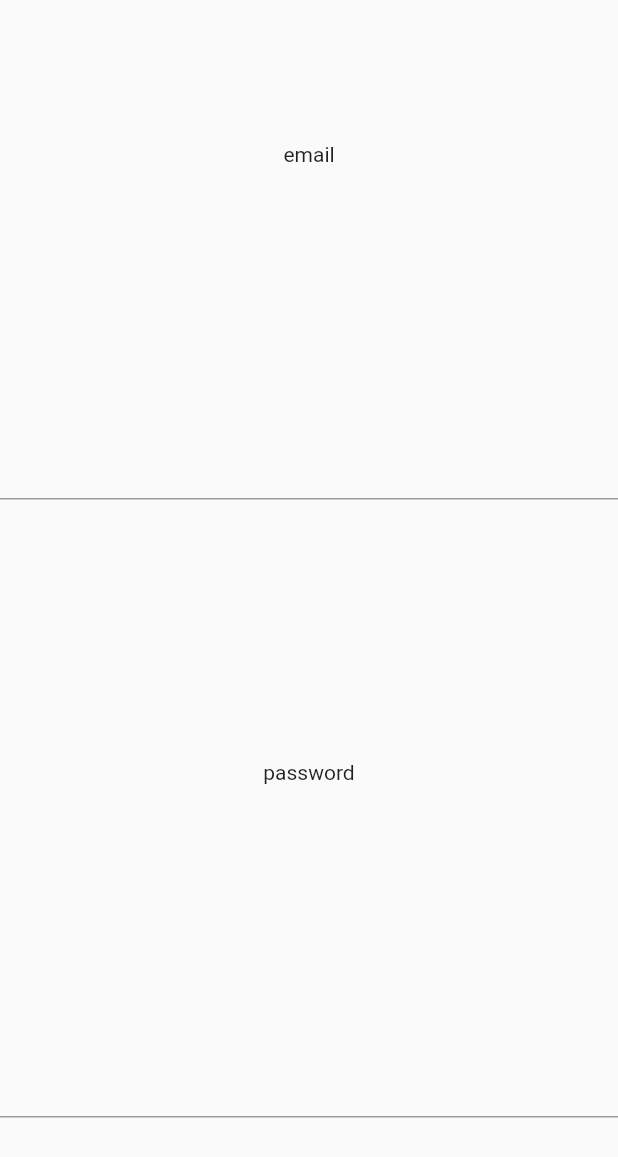
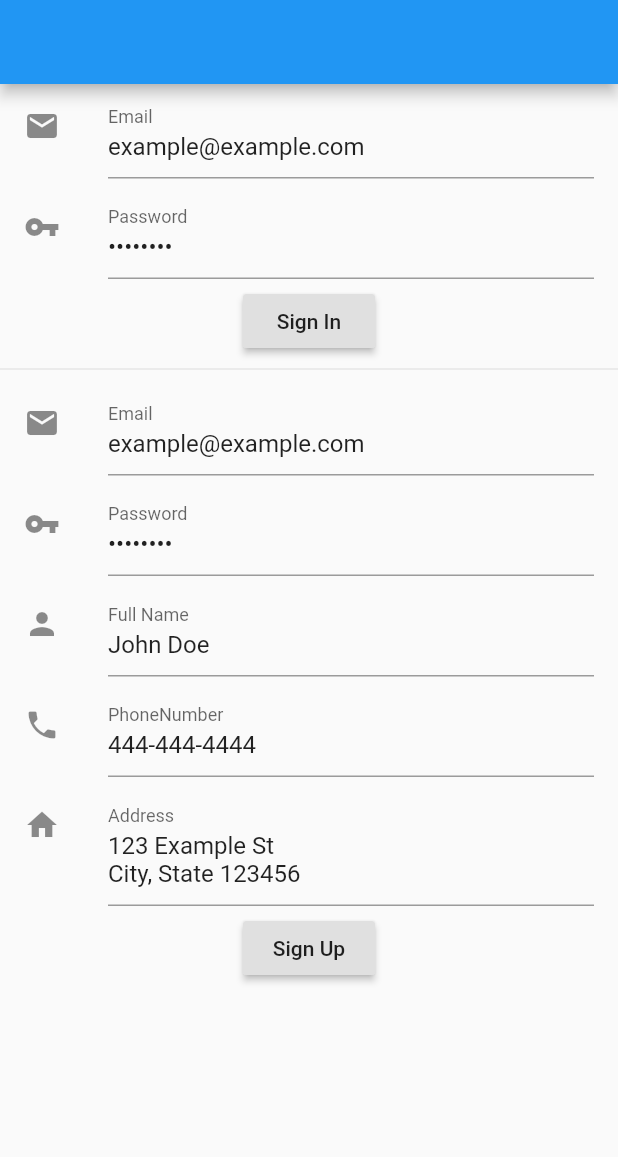
Before and after one commit to RyanRemer/project_apraxia, a Flutter app: the LoginPage screen opened directly, on a phone screen of 412 x 824 dp. Shown: the top 1157 px of the screen. Run offline on Flutter 3.47's test engine with Material 2 defaults, Android fonts, the phone set to English and light mode, and no system bars; missing offline and left inert: amazon_cognito_identity_dart.

Commit message:
Basic Login Form

```diff
--- a/lib/main.dart
+++ b/lib/main.dart
@@ -25,7 +25,7 @@ class MyApp extends StatelessWidget {
       theme: ThemeData(
         primarySwatch: Colors.blue,
       ),
-      home: SignInScreen(),
+      home: LoginPage(),
     );
   }
 }
--- /dev/null
+++ b/lib/model/SignInRequest.dart
@@ -0,0 +1,11 @@
+class SignInRequest {
+  String email;
+  String password;
+
+  SignInRequest();
+
+  SignInRequest.test(){
+    email = "example@example.com";
+    password = "Password";
+  }
+}
--- /dev/null
+++ b/lib/model/SignUpRequest.dart
@@ -0,0 +1,17 @@
+class SignUpRequest {
+  String email;
+  String password;
+  String name;
+  String phoneNumber;
+  String address;
+
+  SignUpRequest();
+
+  SignUpRequest.test(){
+    email = "example@example.com";
+    password = "Password";
+    name = "John Doe";
+    phoneNumber = "444-444-4444";
+    address = "123 Example St\nCity, State 123456";
+  }
+}
--- a/lib/page/LoginPage.dart
+++ b/lib/page/LoginPage.dart
@@ -1,4 +1,8 @@
 import 'package:flutter/material.dart';
+import 'package:project_apraxia/model/SignInRequest.dart';
+import 'package:project_apraxia/widget/auth.dart';
+import 'package:project_apraxia/widget/form/SignInForm.dart';
+import 'package:project_apraxia/widget/form/SignUpForm.dart';
 
 class LoginPage extends StatefulWidget {
   @override
@@ -9,30 +13,19 @@ class _LoginPageState extends State<LoginPage> {
   @override
   Widget build(BuildContext context) {
     return Scaffold(
-      body: Column(
-        children: <Widget>[
-          Expanded(
-            child: Center(
-              child: Text("email"),
-            )
+        appBar: AppBar(),
+        body: Builder(
+          builder: (context) => ListView(
+            children: <Widget>[
+              Container(
+                child: SignInForm(),
+              ),
+              Divider(),
+              Container(
+                child: SignUpForm(),
+              )
+            ],
           ),
-          Expanded(
-              child: Center(
-                child: TextField(),
-              )
-          ),
-          Expanded(
-              child: Center(
-                child: Text("password"),
-              )
-          ),
-          Expanded(
-              child: Center(
-                child: TextField(),
-              )
-          )
-        ],
-      ),
-    );
+        ));
   }
 }
--- /dev/null
+++ b/lib/widget/form/SignInForm.dart
@@ -0,0 +1,76 @@
+import 'package:amazon_cognito_identity_dart/cognito.dart';
+import 'package:flutter/material.dart';
+import 'package:project_apraxia/model/SignInRequest.dart';
+import 'package:project_apraxia/page/RecordPage.dart';
+import 'package:project_apraxia/widget/auth.dart';
+
+class SignInForm extends StatelessWidget {
+  GlobalKey<FormState> _formKey = new GlobalKey();
+  Auth auth = new Auth();
+  SignInRequest signInRequest = new SignInRequest.test();
+
+  SignInForm({Key key}) : super(key: key);
+
+  @override
+  Widget build(BuildContext context) {
+    return Form(
+      key: _formKey,
+      child: Column(
+        children: <Widget>[
+          ListTile(
+            leading: Icon(Icons.email),
+            title: TextFormField(
+              initialValue: signInRequest.email,
+              keyboardType: TextInputType.emailAddress,
+              decoration: InputDecoration(labelText: "Email"),
+              onSaved: (String email) {
+                signInRequest.email = email;
+              },
+            ),
+          ),
+          ListTile(
+            leading: Icon(Icons.vpn_key),
+            title: TextFormField(
+              initialValue: signInRequest.password,
+              obscureText: true,
+              decoration: InputDecoration(labelText: "Password"),
+              onSaved: (String password) {
+                signInRequest.password = password;
+              },
+            ),
+          ),
+          RaisedButton(
+            child: Text("Sign In"),
+            onPressed: () => signIn(context),
+          )
+        ],
+      ),
+    );
+  }
+
+  Future signIn(BuildContext context) async {
+    if (_formKey.currentState.validate()) {
+      _formKey.currentState.save();
+
+      try {
+        await auth.signIn(signInRequest.email, signInRequest.password);
+        Navigator.pushReplacement(
+            context, MaterialPageRoute(builder: (context) => RecordPage()));
+      } on CognitoClientException catch (error) {
+        showDialog(
+          context: context,
+          builder: (context) => AlertDialog(
+            title: Text("Sign In Error"),
+            content: Text(error.message),
+            actions: <Widget>[
+              FlatButton(
+                child: Text("Okay"),
+                onPressed: () => Navigator.pop(context),
+              )
+            ],
+          ),
+        );
+      }
+    }
+  }
+}
--- /dev/null
+++ b/lib/widget/form/SignUpForm.dart
@@ -0,0 +1,127 @@
+import 'package:amazon_cognito_identity_dart/cognito.dart';
+import 'package:flutter/material.dart';
+import 'package:project_apraxia/model/SignUpRequest.dart';
+import 'package:project_apraxia/page/RegisterTestPage.dart' as prefix0;
+import 'package:project_apraxia/widget/auth.dart';
+
+class SignUpForm extends StatelessWidget {
+  GlobalKey<FormState> _formKey = new GlobalKey();
+  Auth auth = new Auth();
+  SignUpRequest signUpRequest = new SignUpRequest.test();
+
+  SignUpForm({Key key}) : super(key: key);
+
+  @override
+  Widget build(BuildContext context) {
+    return Form(
+      key: _formKey,
+      child: Column(
+        children: <Widget>[
+          ListTile(
+            leading: Icon(Icons.email),
+            title: TextFormField(
+              initialValue: signUpRequest.email,
+              keyboardType: TextInputType.emailAddress,
+              decoration: InputDecoration(labelText: "Email"),
+              onSaved: (String email) {
+                signUpRequest.email = email;
+              },
+            ),
+          ),
+          ListTile(
+            leading: Icon(Icons.vpn_key),
+            title: TextFormField(
+              initialValue: signUpRequest.password,
+              obscureText: true,
+              decoration: InputDecoration(labelText: "Password"),
+              validator: (String password) {
+                if (password.length < 6) {
+                  return "Password must be 6 or more characters.";
+                }
+                return null;
+              },
+              onSaved: (String password) {
+                signUpRequest.password = password;
+              },
+            ),
+          ),
+          ListTile(
+            leading: Icon(Icons.person),
+            title: TextFormField(
+              initialValue: signUpRequest.name,
+              textCapitalization: TextCapitalization.words,
+              decoration: InputDecoration(labelText: "Full Name"),
+              validator: (String name) {
+                if (name.isEmpty) {
+                  return "Name must not be empty.";
+                }
+                return null;
+              },
+              onSaved: (String name) {
+                signUpRequest.name = name;
+              },
+            ),
+          ),
+          ListTile(
+            leading: Icon(Icons.phone),
+            title: TextFormField(
+              initialValue: signUpRequest.phoneNumber,
+              decoration: InputDecoration(labelText: "PhoneNumber"),
+              keyboardType: TextInputType.phone,
+              validator: (String phoneNumber){
+                // TODO: Add phoneNumber validation
+              },
+              onSaved: (String phoneNumber) {
+                signUpRequest.phoneNumber = phoneNumber;
+              },
+            ),
+          ),
+          ListTile(
+            leading: Icon(Icons.home),
+            title: TextFormField(
+              initialValue: signUpRequest.address,
+              maxLines: 2,
+              decoration: InputDecoration(labelText: "Address"),
+              keyboardType: TextInputType.multiline,
+              onSaved: (String address) {
+                signUpRequest.address = address;
+              },
+            ),
+          ),
+          RaisedButton(
+            child: Text("Sign Up"),
+            onPressed: () => this.signUp(context),
+          )
+        ],
+      ),
+    );
+  }
+
+  Future signUp(BuildContext context) async {
+    if (_formKey.currentState.validate()) {
+      _formKey.currentState.save();
+      try {
+        await auth.signUp(
+            signUpRequest.email,
+            signUpRequest.password,
+            signUpRequest.name,
+            signUpRequest.address,
+            signUpRequest.phoneNumber);
+      } on CognitoClientException catch (error) {
+        showDialog(
+          context: context,
+          builder: (context) => AlertDialog(
+            title: Text("Sign Up Error"),
+            content: Text(error.message),
+            actions: <Widget>[
+              FlatButton(
+                child: Text("Okay"),
+                onPressed: () => Navigator.pop(context),
+              )
+            ],
+          ),
+        );
+      }
+    }
+  }
+}
```
